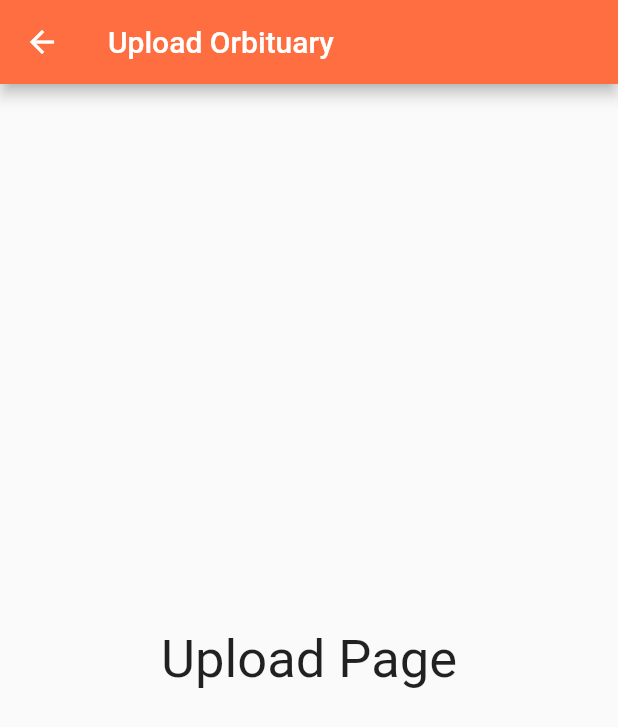
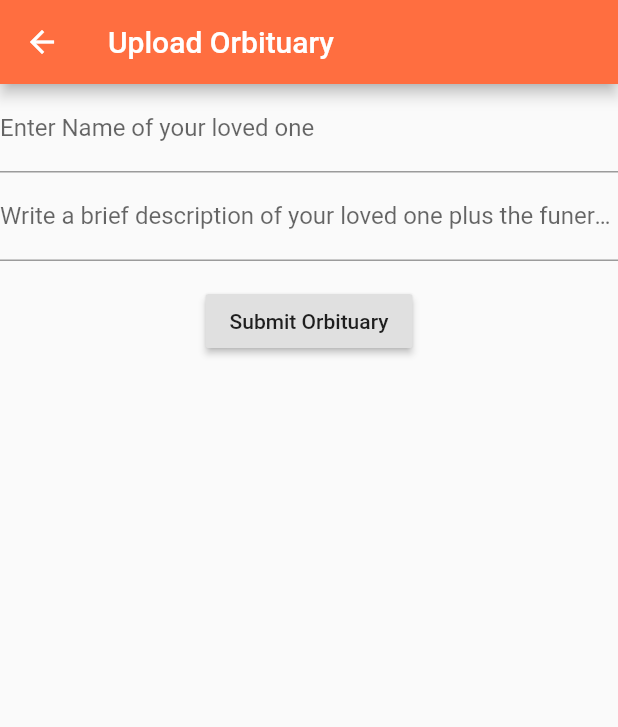
Before and after one commit to kibmuikia/rememberthee, a Flutter app: the UploadPage screen opened by its route, on a phone screen of 412 x 824 dp. Shown: the top 727 px of the screen. Run offline on Flutter 3.47's test engine with Material 2 defaults, Android fonts, the phone set to English and light mode, and no system bars.

Commit message:
added upload form, modified readme, added assets, modified drawer

```diff
--- a/lib/views/orbituaries/obituaries.dart
+++ b/lib/views/orbituaries/obituaries.dart
@@ -14,7 +14,8 @@ class _ListObituariesPageState extends State<ListObituariesPage> {
         backgroundColor: Colors.deepOrangeAccent,
       ),
       body: new Center(
-        child: new Text("List Obituaries Page", style: new TextStyle(fontSize: 35.0)),
+        child: new Text("List Obituaries Page",
+            style: new TextStyle(fontSize: 35.0)),
       ),
     );
   }
--- a/lib/views/orbituaries/postupload.dart
+++ b/lib/views/orbituaries/postupload.dart
@@ -6,6 +6,7 @@ class UploadPage extends StatefulWidget {
 }
 
 class _UploadPageState extends State<UploadPage> {
+  final _formKey = GlobalKey<FormState>();
   @override
   Widget build(BuildContext context) {
     return new Scaffold(
@@ -13,9 +14,56 @@ class _UploadPageState extends State<UploadPage> {
         title: new Text('Upload Orbituary'),
         backgroundColor: Colors.deepOrangeAccent,
       ),
+      // body: new Center(
+      //   child: new Text("Upload Page", style: new TextStyle(fontSize: 35.0)),
+      // ),
       body: new Center(
-        child: new Text("Upload Page", style: new TextStyle(fontSize: 35.0)),
-      ),
+          child: Form(
+              key: _formKey,
+              child: Column(
+                children: <Widget>[
+                  TextFormField(
+                    decoration: InputDecoration(
+                      labelText: "Enter Name of your loved one",
+                      hoverColor: Colors.lightBlueAccent,
+                    ),
+                    validator: (value) {
+                      if (value.isEmpty) {
+                        return 'Please enter the name of your loved one';
+                      }
+                      return null;
+                    },
+                  ),
+                  TextFormField(
+                    decoration: InputDecoration(
+                      labelText:
+                          'Write a brief description of your loved one plus the funeral arrangements',
+                      hoverColor: Colors.lightBlueAccent,
+                    ),
+                    validator: (value) {
+                      if (value.isEmpty) {
+                        return 'Please enter a description';
+                      }
+                      return null;
+                    },
+                  ),
+                  Padding(
+                    padding: const EdgeInsets.symmetric(vertical: 16.0),
+                    child: RaisedButton(
+                      onPressed: () {
+                        // Validate returns true if the form is valid, or false
+                        // otherwise.
+                        if (_formKey.currentState.validate()) {
+                          // If the form is valid, display a Snackbar.
+                          Scaffold.of(context).showSnackBar(
+                              SnackBar(content: Text('Processing Orbituary')));
+                        }
+                      },
+                      child: Text('Submit Orbituary'),
+                    ),
+                  ),
+                ],
+              ))),
     );
   }
 }
```
Also changed, not shown: lib/views/auth/login.dart (+7 -9 lines), lib/views/home.dart (+25 -16 lines), pubspec.yaml (+5 -2 lines), assets/remthee.jpg (added), lib/main.dart (indentation only), lib/views/about.dart (line endings or trailing spaces), 1 other file.
